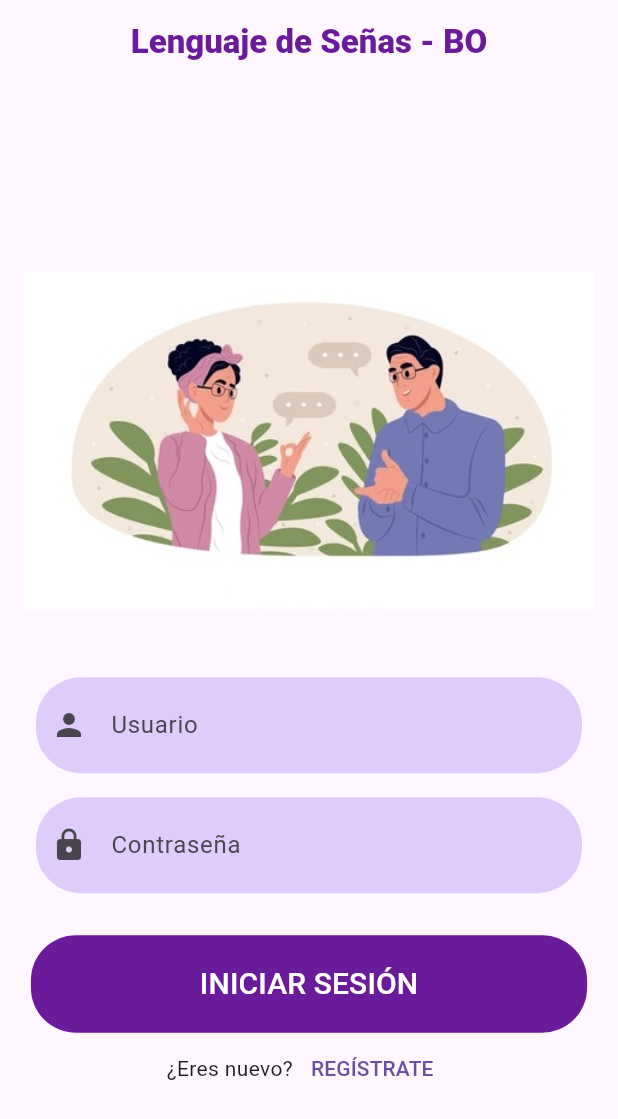
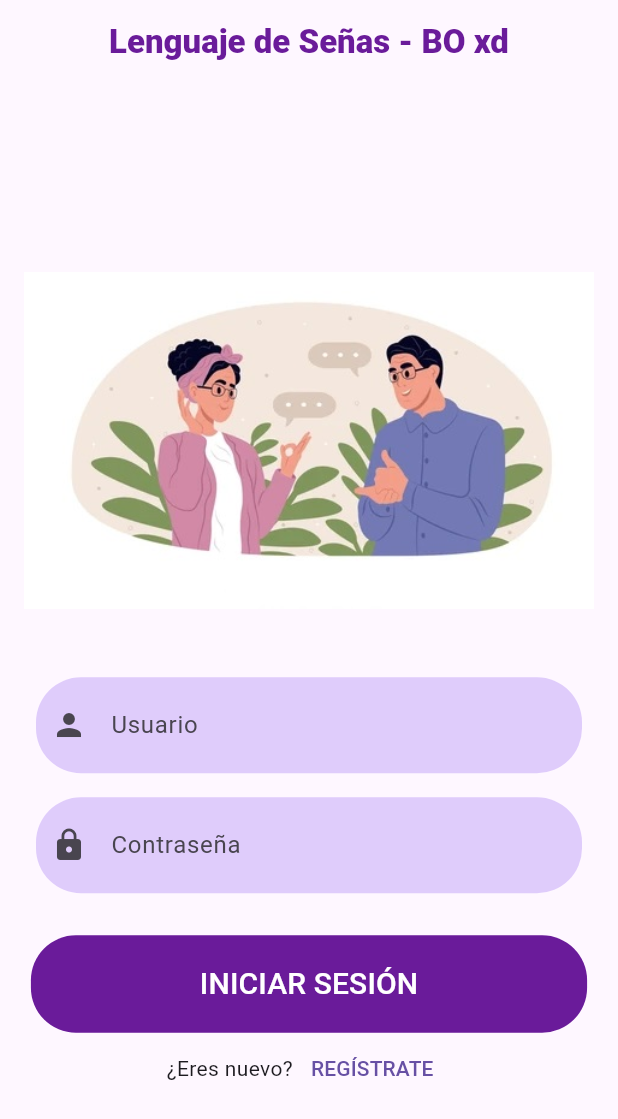
Before and after one commit to Cicicot/project_signal, a Flutter app: the screen it shows after launch, on a phone screen of 412 x 824 dp. Shown: the top 1119 px of the screen. Run offline on Flutter 3.47's test engine with Material 3 defaults, Android fonts, the phone set to English and light mode, and no system bars; our stand-ins replace file_picker, sqflite, video_player; accounts and stored records are empty.

Commit message:
Segundo commit

```diff
--- a/lib/login_pantalla.dart
+++ b/lib/login_pantalla.dart
@@ -57,7 +57,7 @@
   Widget build(BuildContext context) {
     return Scaffold(
       appBar: AppBar(
-        title: Text('Lenguaje de Señas - BO', style: TextStyle(color: Colors.purple[800], fontWeight: FontWeight.w800),),
+        title: Text('Lenguaje de Señas - BO xd', style: TextStyle(color: Colors.purple[800], fontWeight: FontWeight.w800),),
         centerTitle: true,
       ),
       body: Center(
```
